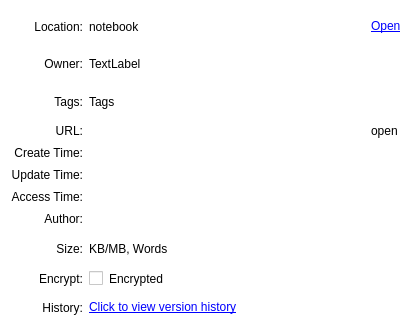
Qt form src/ui/WizNoteInfoForm.ui (WizTeam/WizQTClient) before a commit.
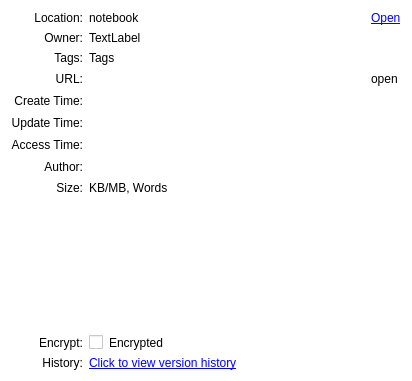
The same form after that commit.

```diff
--- a/src/ui/WizNoteInfoForm.ui
+++ b/src/ui/WizNoteInfoForm.ui
@@ -7,7 +7,7 @@
     <x>0</x>
     <y>0</y>
     <width>412</width>
-    <height>334</height>
+    <height>381</height>
    </rect>
   </property>
   <property name="windowTitle">
@@ -24,6 +24,12 @@
        <property name="text">
         <string>KB/MB, Words</string>
        </property>
+       <property name="alignment">
+        <set>Qt::AlignLeading|Qt::AlignLeft|Qt::AlignTop</set>
+       </property>
+       <property name="wordWrap">
+        <bool>true</bool>
+       </property>
       </widget>
      </item>
      <item row="9" column="1">
@@ -35,6 +41,12 @@
      </item>
      <item row="1" column="1">
       <widget class="QLabel" name="labelOwner">
+       <property name="sizePolicy">
+        <sizepolicy hsizetype="Preferred" vsizetype="Fixed">
+         <horstretch>0</horstretch>
+         <verstretch>0</verstretch>
+        </sizepolicy>
+       </property>
        <property name="text">
         <string>TextLabel</string>
        </property>
@@ -104,6 +116,12 @@
      </item>
      <item row="2" column="1">
       <widget class="QLabel" name="labelTags">
+       <property name="sizePolicy">
+        <sizepolicy hsizetype="Preferred" vsizetype="Fixed">
+         <horstretch>0</horstretch>
+         <verstretch>0</verstretch>
+        </sizepolicy>
+       </property>
        <property name="text">
         <string>Tags</string>
        </property>
@@ -134,6 +152,12 @@
      </item>
      <item row="0" column="1">
       <widget class="QLabel" name="labelNotebook">
+       <property name="sizePolicy">
+        <sizepolicy hsizetype="Preferred" vsizetype="Fixed">
+         <horstretch>0</horstretch>
+         <verstretch>0</verstretch>
+        </sizepolicy>
+       </property>
        <property name="text">
         <string>notebook</string>
        </property>
@@ -175,7 +199,7 @@
         <string>Size:</string>
        </property>
        <property name="alignment">
-        <set>Qt::AlignRight|Qt::AlignTrailing|Qt::AlignVCenter</set>
+        <set>Qt::AlignRight|Qt::AlignTop|Qt::AlignTrailing</set>
        </property>
       </widget>
      </item>
@@ -184,6 +208,12 @@
      </item>
      <item row="10" column="1">
       <widget class="QLabel" name="labelHistory">
+       <property name="sizePolicy">
+        <sizepolicy hsizetype="Preferred" vsizetype="Fixed">
+         <horstretch>0</horstretch>
+         <verstretch>0</verstretch>
+        </sizepolicy>
+       </property>
        <property name="text">
         <string>&lt;html&gt;&lt;head/&gt;&lt;body&gt;&lt;p&gt;&lt;a href=&quot;wfwefwef&quot;&gt;&lt;span style=&quot; text-decoration: underline; color:#0000ff;&quot;&gt;Click to view version history&lt;/span&gt;&lt;/a&gt;&lt;/p&gt;&lt;/body&gt;&lt;/html&gt;</string>
        </property>
```
